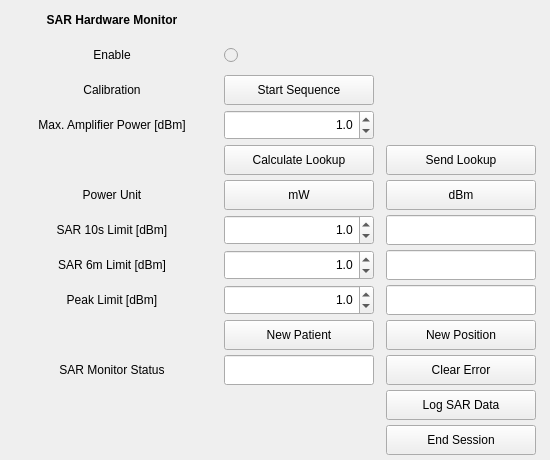
First picture: the form in Applications/relax2/ui/sar.ui, repository OpenMRI/ocra, before the edit.
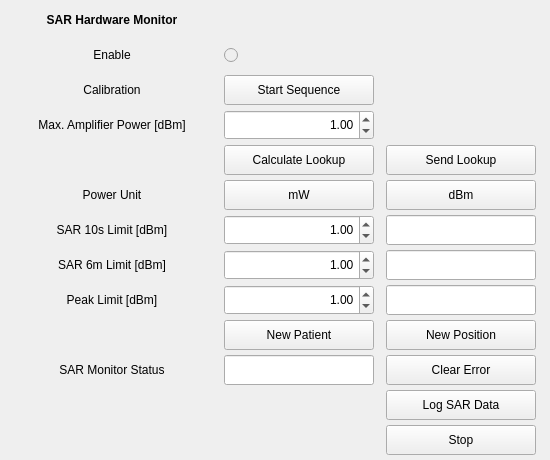
Second picture: the form after the edit.

What changed in the file:
```diff
--- a/Applications/relax2/ui/sar.ui
+++ b/Applications/relax2/ui/sar.ui
@@ -121,10 +121,10 @@
        <set>Qt::AlignRight|Qt::AlignTrailing|Qt::AlignVCenter</set>
       </property>
       <property name="decimals">
-       <number>1</number>
+       <number>2</number>
       </property>
       <property name="minimum">
-       <double>0.100000000000000</double>
+       <double>0.010000000000000</double>
       </property>
       <property name="maximum">
        <double>100.000000000000000</double>
@@ -259,10 +259,10 @@
        <set>Qt::AlignRight|Qt::AlignTrailing|Qt::AlignVCenter</set>
       </property>
       <property name="decimals">
-       <number>1</number>
+       <number>2</number>
       </property>
       <property name="minimum">
-       <double>0.100000000000000</double>
+       <double>0.010000000000000</double>
       </property>
       <property name="maximum">
        <double>100.000000000000000</double>
@@ -375,10 +375,10 @@
        <set>Qt::AlignRight|Qt::AlignTrailing|Qt::AlignVCenter</set>
       </property>
       <property name="decimals">
-       <number>1</number>
+       <number>2</number>
       </property>
       <property name="minimum">
-       <double>0.100000000000000</double>
+       <double>0.010000000000000</double>
       </property>
       <property name="maximum">
        <double>100.000000000000000</double>
@@ -472,10 +472,10 @@
        <set>Qt::AlignRight|Qt::AlignTrailing|Qt::AlignVCenter</set>
       </property>
       <property name="decimals">
-       <number>1</number>
+       <number>2</number>
       </property>
       <property name="minimum">
-       <double>0.100000000000000</double>
+       <double>0.010000000000000</double>
       </property>
       <property name="maximum">
        <double>100.000000000000000</double>
@@ -698,7 +698,7 @@
        </size>
       </property>
       <property name="text">
-       <string>End Session</string>
+       <string>Stop</string>
       </property>
       <property name="autoDefault">
        <bool>false</bool>
```
